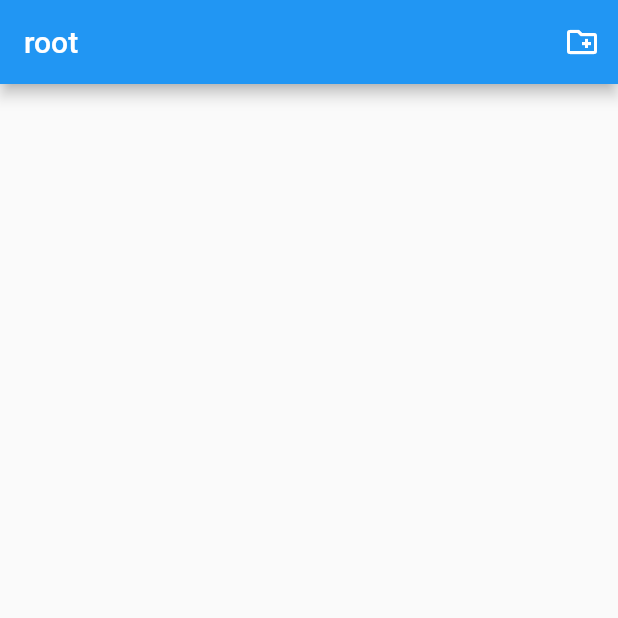
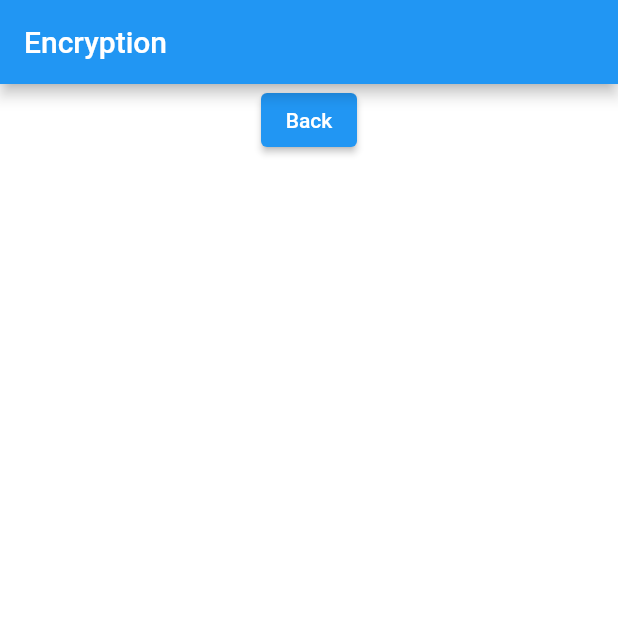
Before and after one commit to Nizetech/nize_gallery, a Flutter app: the screen it shows after launch, on a phone screen of 412 x 824 dp, the top half of it. Run offline on Flutter 3.47's test engine with Material 2 defaults, Android fonts, the phone set to English and light mode, and no system bars; our stand-ins replace flutter_riverpod, open_file, permission_handler; missing offline and left inert: file_manager, video_compress, video_thumbnail.

Commit message:
init encryption

```diff
--- /dev/null
+++ b/lib/encryption/encrytion.dart
@@ -0,0 +1,31 @@
+import 'package:flutter/material.dart';
+
+class MyEncryption extends StatefulWidget {
+  const MyEncryption({super.key});
+
+  @override
+  State<MyEncryption> createState() => _MyEncryptionState();
+}
+
+class _MyEncryptionState extends State<MyEncryption> {
+  @override
+  Widget build(BuildContext context) {
+    return Scaffold(
+      appBar: AppBar(
+        title: const Text('Encryption'),
+      ),
+      body: Column(
+        children: [
+          Center(
+            child: ElevatedButton(
+              onPressed: () {
+                Navigator.pop(context);
+              },
+              child: const Text('Back'),
+            ),
+          ),
+        ],
+      ),
+    );
+  }
+}
--- a/lib/main.dart
+++ b/lib/main.dart
@@ -1,8 +1,10 @@
 import 'dart:io';
 
 import 'package:flutter_riverpod/flutter_riverpod.dart';
-import 'package:nize_gallery/file_manager.dart';
-import 'package:nize_gallery/my_files.dart';
+import 'package:nize_gallery/encryption/encrytion.dart';
+import 'package:nize_gallery/file_manager/file_manager.dart';
+import 'package:nize_gallery/internal_storage/my_files.dart';
+import 'package:nize_gallery/gallery/my_gallery.dart';
 import 'package:path_provider/path_provider.dart';
 
 import 'package:flutter/material.dart';
@@ -20,20 +22,14 @@ class MyApp extends StatelessWidget {
     return MaterialApp(
       title: 'Flutter Demo',
       theme: ThemeData(
-        // This is the theme of your application.
-        //
-        // Try running your application with "flutter run". You'll see the
-        // application has a blue toolbar. Then, without quitting the app, try
-        // changing the primarySwatch below to Colors.green and then invoke
-        // "hot reload" (press "r" in the console where you ran "flutter run",
-        // or simply save your changes to "hot reload" in a Flutter IDE).
-        // Notice that the counter didn't reset back to zero; the application
-        // is not restarted.
+        scaffoldBackgroundColor: Colors.white,
         primarySwatch: Colors.blue,
       ),
       // home: const MyHomePage(title: 'Flutter Demo Home Page'),
       // home: HomePage(),
-      home: MyFiles(),
+      // home: MyFiles(),
+      home: MyEncryption(),
+      // home: MyGallery(),
     );
   }
 }
--- /dev/null
+++ b/lib/service/service.dart
@@ -0,0 +1 @@
+class GalleryService {}
```
Also changed, not shown: lib/gallery/my_gallery.dart (added, +38 -0 lines), lib/internal_storage/my_files.dart (renamed from lib/my_files.dart, +4 -4 lines), lib/utils/components.dart (added, +33 -0 lines), lib/controllers/controller.dart (renamed from lib/controller.dart), lib/file_manager/file_manager.dart (renamed from lib/file_manager.dart), lib/gallery/gallery.dart (renamed from lib/gallery.dart), pubspec.lock, 1 other file.
